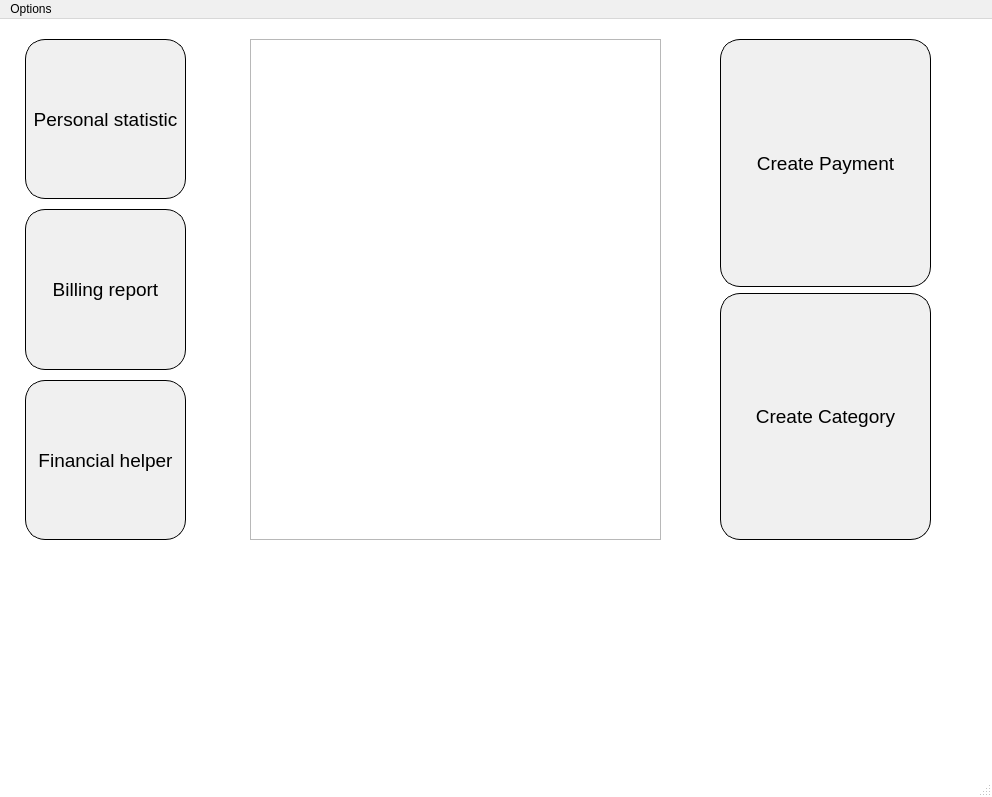
This is mainwindow.ui in ihareal/budgeting as Qt 5 draws it before an edit. The edited form follows.
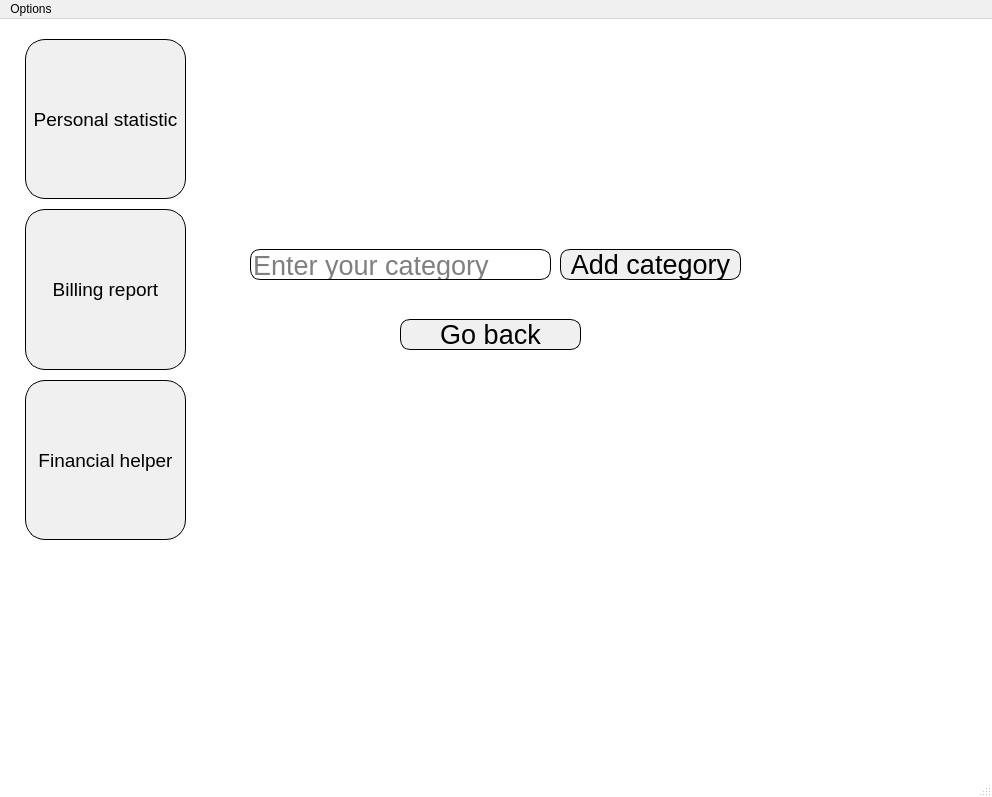
This is the edited form. The open tabs and pages were chosen to show the change.

Commit message: Fix chart bug with not user's payment

The edit to the form file:
```diff
--- a/mainwindow.ui
+++ b/mainwindow.ui
@@ -3565,6 +3565,102 @@
           </property>
          </widget>
         </widget>
+        <widget class="QWidget" name="userCategoryPage">
+         <widget class="QLineEdit" name="lineEdit">
+          <property name="geometry">
+           <rect>
+            <x>10</x>
+            <y>210</y>
+            <width>301</width>
+            <height>31</height>
+           </rect>
+          </property>
+          <property name="font">
+           <font>
+            <pointsize>20</pointsize>
+           </font>
+          </property>
+          <property name="styleSheet">
+           <string notr="true">#lineEdit{
+background-color: white;
+border-style: outset;
+border-width: 1px;
+border-radius: 10px;
+}</string>
+          </property>
+          <property name="placeholderText">
+           <string>Enter your category</string>
+          </property>
+         </widget>
+         <widget class="QPushButton" name="pushButton">
+          <property name="geometry">
+           <rect>
+            <x>320</x>
+            <y>210</y>
+            <width>181</width>
+            <height>31</height>
+           </rect>
+          </property>
+          <property name="font">
+           <font>
+            <family>Segoe UI</family>
+            <pointsize>20</pointsize>
+           </font>
+          </property>
+          <property name="styleSheet">
+           <string notr="true">#pushButton{
+background-color: #F0F0F0;
+border-style: outset;
+border-width: 1px;
+border-color: black;
+color: black;
+border-radius: 10px;
+}
+
+#pushButton:hover{
+background-color: white;
+color: black;
+}</string>
+          </property>
+          <property name="text">
+           <string>Add category</string>
+          </property>
+         </widget>
+         <widget class="QPushButton" name="pushButton_2">
+          <property name="geometry">
+           <rect>
+            <x>160</x>
+            <y>280</y>
+            <width>181</width>
+            <height>31</height>
+           </rect>
+          </property>
+          <property name="font">
+           <font>
+            <family>Segoe UI</family>
+            <pointsize>20</pointsize>
+           </font>
+          </property>
+          <property name="styleSheet">
+           <string notr="true">#pushButton_2{
+background-color: #F0F0F0;
+border-style: outset;
+border-width: 1px;
+border-color: black;
+color: black;
+border-radius: 10px;
+}
+
+#pushButton_2:hover{
+background-color: white;
+color: black;
+}</string>
+          </property>
+          <property name="text">
+           <string>Go back</string>
+          </property>
+         </widget>
+        </widget>
        </widget>
       </widget>
       <widget class="QWidget" name="adminSelectionPage">
```
Left out of the diff: 64 changed lines with no effect on the pictures. The commit also changes 2 other files.
